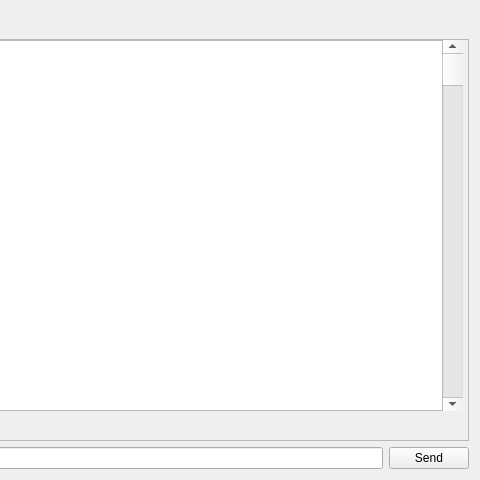
Above: client/src/RoomPage.ui from cpp-park-vk-education/2023_1_C-- before the change; both pictures show x 320 to 800 and y 0 to 480 of the 800 by 480 pixel window. Below: the same form after it.
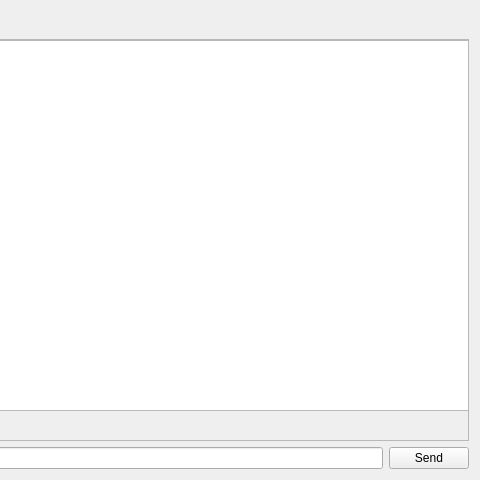
That is the form after the change.

What changed in the file:
```diff
--- a/client/src/RoomPage.ui
+++ b/client/src/RoomPage.ui
@@ -67,24 +67,11 @@
         <rect>
          <x>0</x>
          <y>0</y>
-         <width>751</width>
+         <width>781</width>
          <height>371</height>
         </rect>
        </property>
       </widget>
-      <widget class="QScrollBar" name="verticalScrollBar">
-       <property name="geometry">
-        <rect>
-         <x>750</x>
-         <y>0</y>
-         <width>21</width>
-         <height>371</height>
-        </rect>
-       </property>
-       <property name="orientation">
-        <enum>Qt::Vertical</enum>
-       </property>
-      </widget>
      </widget>
     </widget>
    </item>
```
